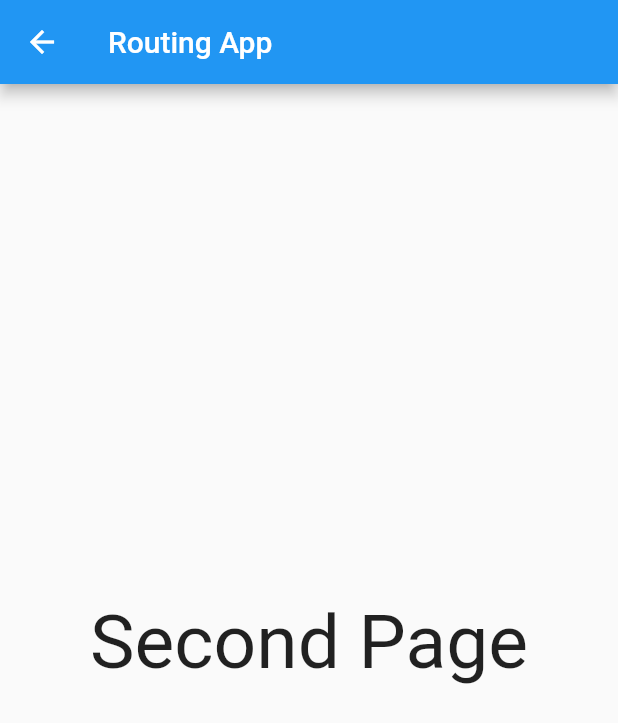
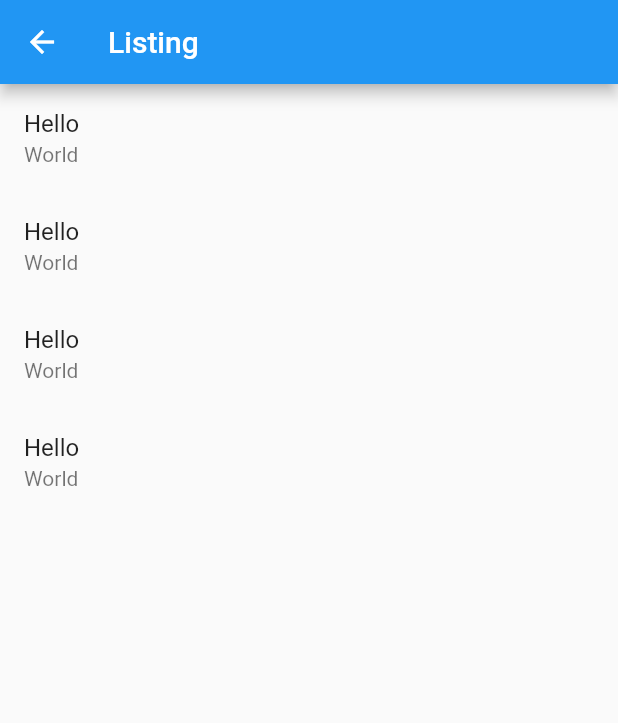
Before and after one commit to ChangJoo-Park/template_flutter_listing_app, a Flutter app: the SecondPage screen opened directly with empty values, on a phone screen of 412 x 824 dp. Shown: the top 723 px of the screen. Run offline on Flutter 3.47's test engine with Material 2 defaults, Android fonts, the phone set to English and light mode, and no system bars.

Commit message:
Add second_page to ListView

```diff
--- a/lib/widgets/pages/second_page.dart
+++ b/lib/widgets/pages/second_page.dart
@@ -1,34 +1,45 @@
 import 'package:flutter/material.dart';
 
-class SecondPage extends StatelessWidget {
-  // This is a String for the sake of an example.
-  // You can use any type you want.
+class ListItem {
+  String title;
+  String description;
+
+  ListItem(this.title, this.description);
+}
+
+class SecondPage extends StatefulWidget {
   final String data;
 
-  SecondPage({
-    Key key,
-    @required this.data,
-  }) : super(key: key);
+  SecondPage({Key key, @required this.data}) : super(key: key);
+  @override
+  _SecondPageState createState() => _SecondPageState();
+}
+
+class _SecondPageState extends State<SecondPage> {
+  var items = [
+    ListItem("Hello", "World"),
+    ListItem("Hello", "World"),
+    ListItem("Hello", "World"),
+    ListItem("Hello", "World"),
+  ];
 
   @override
   Widget build(BuildContext context) {
     return Scaffold(
       appBar: AppBar(
-        title: Text('Routing App'),
+        title: Text('Listing'),
       ),
-      body: Center(
-        child: Column(
-          mainAxisSize: MainAxisSize.min,
-          children: <Widget>[
-            Text(
-              'Second Page',
-              style: TextStyle(fontSize: 50),
-            ),
-            Text(
-              data,
-              style: TextStyle(fontSize: 20),
-            ),
-          ],
+      body: Container(
+        padding: EdgeInsets.all(0),
+        child: ListView.builder(
+          itemCount: items.length,
+          itemBuilder: (context, index) {
+            return ListTile(
+              title: Text('${items[index].title}'),
+              subtitle: Text('${items[index].description}'),
+              onTap: () {},
+            );
+          },
         ),
       ),
     );
```
